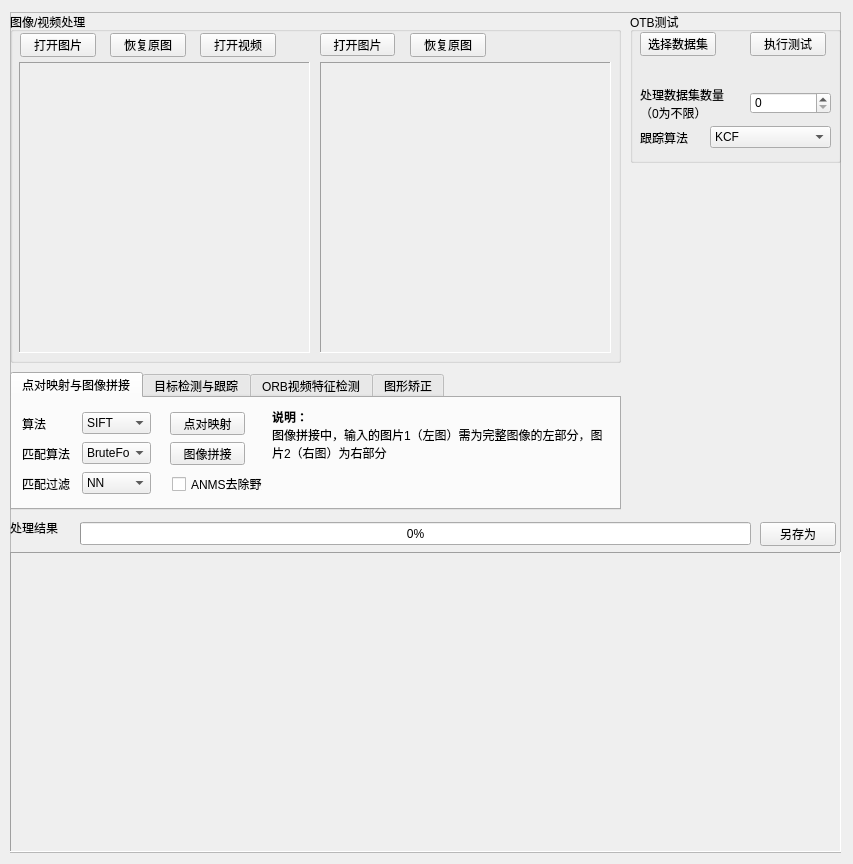
This is DIP-Lab2/DIPLab2.ui in 0xja-eth/DIP-Lab2 as Qt 5 draws it before an edit. The edited form follows.
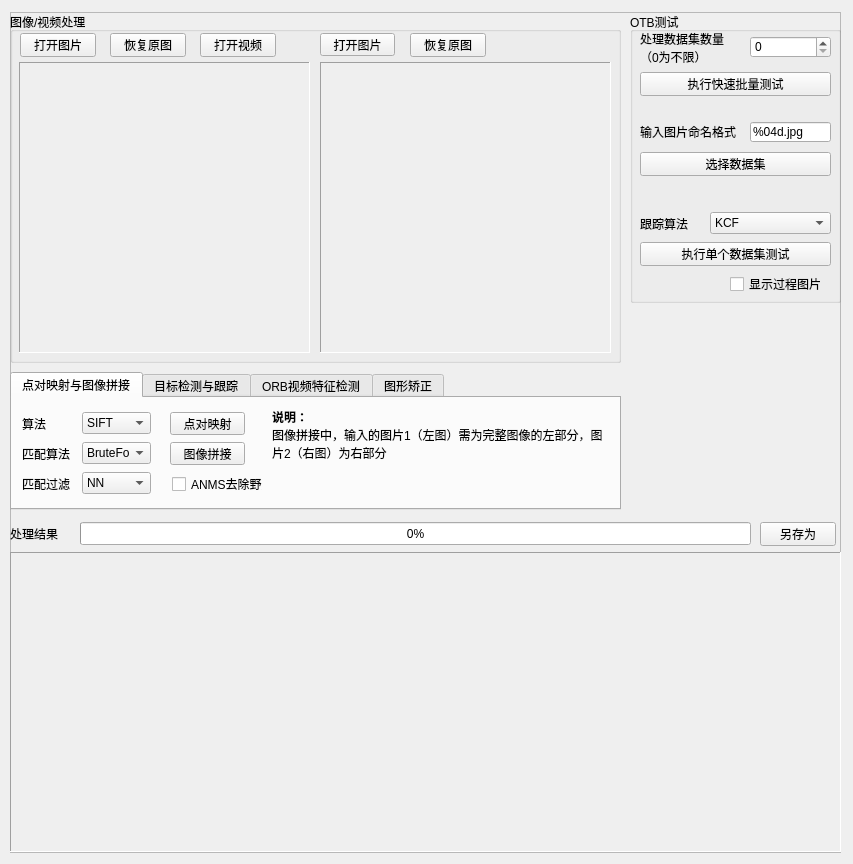
This is the edited form.

What changed in the file:
```diff
--- a/DIP-Lab2/DIPLab2.ui
+++ b/DIP-Lab2/DIPLab2.ui
@@ -153,7 +153,7 @@
      <property name="geometry">
       <rect>
        <x>0</x>
-       <y>510</y>
+       <y>516</y>
        <width>80</width>
        <height>12</height>
       </rect>
@@ -712,7 +712,7 @@
        <x>620</x>
        <y>0</y>
        <width>211</width>
-       <height>151</height>
+       <height>291</height>
       </rect>
      </property>
      <property name="title">
@@ -722,8 +722,8 @@
       <property name="geometry">
        <rect>
         <x>10</x>
-        <y>50</y>
-        <width>181</width>
+        <y>170</y>
+        <width>191</width>
         <height>21</height>
        </rect>
       </property>
@@ -738,7 +738,7 @@
       <property name="geometry">
        <rect>
         <x>10</x>
-        <y>120</y>
+        <y>206</y>
         <width>54</width>
         <height>12</height>
        </rect>
@@ -751,8 +751,8 @@
       <property name="geometry">
        <rect>
         <x>10</x>
-        <y>20</y>
-        <width>76</width>
+        <y>140</y>
+        <width>191</width>
         <height>24</height>
        </rect>
       </property>
@@ -764,7 +764,7 @@
       <property name="geometry">
        <rect>
         <x>80</x>
-        <y>114</y>
+        <y>200</y>
         <width>121</width>
         <height>22</height>
        </rect>
@@ -788,21 +788,21 @@
      <widget class="QPushButton" name="runOTB">
       <property name="geometry">
        <rect>
-        <x>120</x>
-        <y>20</y>
-        <width>76</width>
+        <x>10</x>
+        <y>230</y>
+        <width>191</width>
         <height>24</height>
        </rect>
       </property>
       <property name="text">
-       <string>执行测试</string>
+       <string>执行单个数据集测试</string>
       </property>
      </widget>
      <widget class="QSpinBox" name="numInput">
       <property name="geometry">
        <rect>
         <x>120</x>
-        <y>80</y>
+        <y>24</y>
         <width>81</width>
         <height>22</height>
        </rect>
@@ -812,7 +812,7 @@
       <property name="geometry">
        <rect>
         <x>10</x>
-        <y>76</y>
+        <y>20</y>
         <width>91</width>
         <height>31</height>
        </rect>
@@ -824,6 +824,58 @@
        <bool>true</bool>
       </property>
      </widget>
+     <widget class="QPushButton" name="batRunOTB">
+      <property name="geometry">
+       <rect>
+        <x>10</x>
+        <y>60</y>
+        <width>191</width>
+        <height>24</height>
+       </rect>
+      </property>
+      <property name="text">
+       <string>执行快速批量测试</string>
+      </property>
+     </widget>
+     <widget class="QLabel" name="label_13">
+      <property name="geometry">
+       <rect>
+        <x>10</x>
+        <y>112</y>
+        <width>101</width>
+        <height>16</height>
+       </rect>
+      </property>
+      <property name="text">
+       <string>输入图片命名格式</string>
+      </property>
+     </widget>
+     <widget class="QLineEdit" name="format">
+      <property name="geometry">
+       <rect>
+        <x>120</x>
+        <y>110</y>
+        <width>81</width>
+        <height>20</height>
+       </rect>
+      </property>
+      <property name="text">
+       <string>%04d.jpg</string>
+      </property>
+     </widget>
+     <widget class="QCheckBox" name="showImg">
+      <property name="geometry">
+       <rect>
+        <x>100</x>
+        <y>264</y>
+        <width>101</width>
+        <height>16</height>
+       </rect>
+      </property>
+      <property name="text">
+       <string>显示过程图片</string>
+      </property>
+     </widget>
     </widget>
     <widget class="QGroupBox" name="groupBox_2">
      <property name="geometry">
```
Left out of the diff: 5 changed lines with no effect on the pictures.
